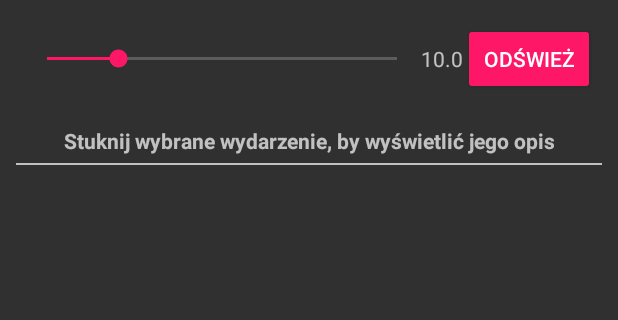
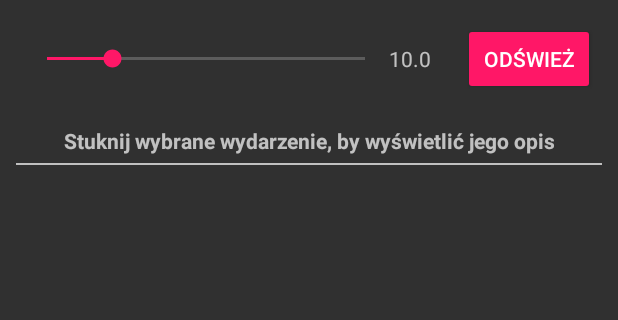
Before and after one commit to JakubAdamczyk344/AndroidSalsa, an Android app: the screen it shows after launch (MainActivity), on a phone screen of 412 x 824 dp, the part 90-410 px from its top. Run offline under Robolectric (Android 15) with nearby library versions, the phone set to English and light mode, and no system bars.

Commit message:
Poprawiono dokumentację

```diff
--- a/AndroidSalsa/app/src/main/java/com/example/kuba/AndroidSalsa/MainActivity.java
+++ b/AndroidSalsa/app/src/main/java/com/example/kuba/AndroidSalsa/MainActivity.java
@@ -241,7 +241,7 @@ public class MainActivity extends AppCompatActivity implements GoogleApiClient.C
         //jest ona zwiększona o 1, bo wartości suwaka rozpoczynają się od 0, najmniejszy
         //jaki może ustawić użytkownik to 1
         //konwersja promienia do Stringa i wstawienie go do pola tekstowego
-        String searchRadiusString=Double.toString(searchRadius);
+        String searchRadiusString=Integer.toString(searchRadius) + " km";
         searchRadiusText.setText(searchRadiusString);
     }
     //pozostałe metody obsługujące pasek, których definicja jest wymagana do kompilacji kodu
--- a/AndroidSalsa/app/src/main/res/layout/activity_main.xml
+++ b/AndroidSalsa/app/src/main/res/layout/activity_main.xml
@@ -36,13 +36,14 @@
                 android:progress="10"
                 android:max="49"
                 android:id="@+id/seekBar"
-                android:layout_weight="1"
+                android:layout_weight="5"
                 android:layout_gravity="center_vertical" />
 
             <TextView
                 android:text="TextView"
-                android:layout_width="wrap_content"
+                android:layout_width="0dp"
                 android:layout_height="wrap_content"
+                android:layout_weight="1"
                 android:id="@+id/searchRadiusTextView"
                 android:layout_gravity="center_vertical" />
 
```
Also changed, not shown: 1 other file.
